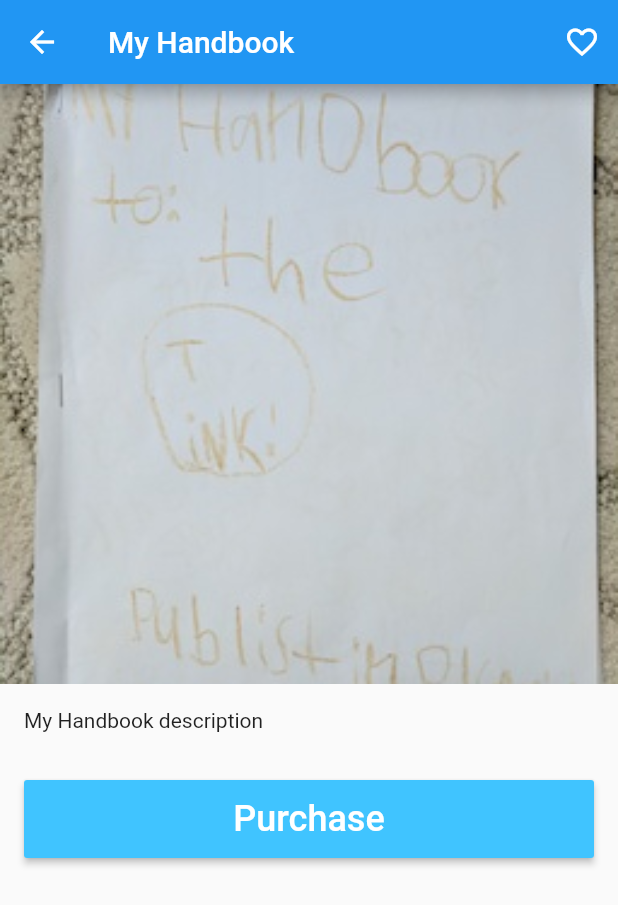
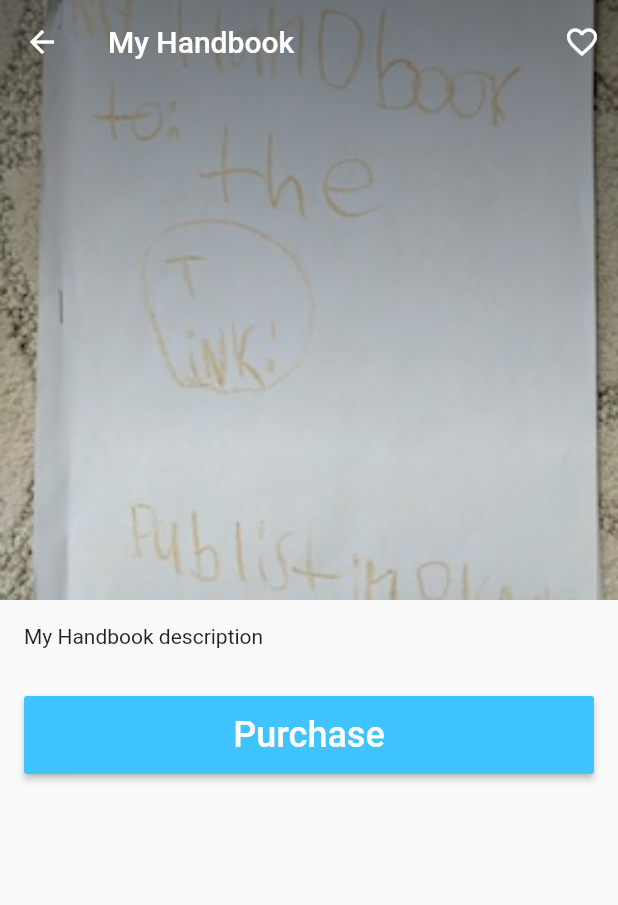
Before and after one commit to travisemslander/t-ink-app, a Flutter app: the screen it shows after launch, after a tap on "My Handbook", on a phone screen of 412 x 824 dp. Shown: the top 905 px of the screen. Run offline on Flutter 3.47's test engine with Material 2 defaults, Android fonts, the phone set to English and light mode, and no system bars.

Commit message:
slick sliver app bar

```diff
--- a/lib/inventory/inventory_detail.dart
+++ b/lib/inventory/inventory_detail.dart
@@ -1,7 +1,6 @@
 import 'dart:async';
 import 'package:flutter/material.dart';
 import 'inventory_item.dart';
-import 'dart:math' as math;
 
 class InventoryDetail extends StatefulWidget {
   final InventoryItem item;
@@ -30,17 +29,7 @@ class InventoryDetailState extends State<InventoryDetail> {
     });
 
     return new Scaffold(
-      appBar: new AppBar(
-        title: Text(item.name),
-        actions: <Widget>[
-          IconButton(
-              icon: _favoriteIcon(item.itemId),
-              onPressed: () {
-                _favoriteToggle(item.itemId);
-              })
-        ],
-      ),
-      body: InventoryDetailScroller(widget.item, _itemImageAsset)
+      body: InventoryDetailScroller(widget.item, _itemImageAsset, _favoriteIcon(item.itemId), () => _favoriteToggle(item.itemId))
     );
   }
 
@@ -66,20 +55,42 @@ class InventoryDetailState extends State<InventoryDetail> {
 class InventoryDetailScroller extends StatelessWidget {
   final InventoryItem _item;
   final AssetImage _itemImageAsset;
+  final Icon _favicon;
+  final _favfunc;
 
-  InventoryDetailScroller(this._item, this._itemImageAsset);
+  InventoryDetailScroller(this._item, this._itemImageAsset, this._favicon, this._favfunc);
 
   @override
   Widget build(BuildContext context) {
     return CustomScrollView(
       slivers: <Widget>[
-        SliverPersistentHeader(
-          pinned: true,
-          delegate:_SliverAppBarDelegate(
-            minHeight: 60.0,
-            maxHeight: 400.0,
-            child: Image(image: _itemImageAsset, fit:BoxFit.cover),
-          )
+        SliverAppBar(
+          title: Text(_item.name),
+          backgroundColor: Colors.black, // shouldn't matter
+          expandedHeight: 400.0,
+          flexibleSpace: FlexibleSpaceBar(
+            background: Stack(
+              fit: StackFit.expand,
+              children: <Widget>[
+                Image(image:_itemImageAsset, fit:BoxFit.cover),
+                const DecoratedBox(
+                  decoration: BoxDecoration(
+                    gradient: LinearGradient(
+                      begin: Alignment(0.0, -1.0),
+                      end: Alignment(0.0, 0.5),
+                      colors: <Color>[Color(0x70000000), Color(0x00000000)],
+                    ),
+                  ),
+                ),
+              ],
+            ),
+          ),
+          actions: <Widget>[
+            IconButton(
+              icon: _favicon,
+              onPressed: _favfunc,
+            ),
+          ],
         ),
         SliverList(
           delegate: SliverChildListDelegate(
@@ -118,33 +129,3 @@ class InventoryDetailScroller extends StatelessWidget {
     );
   }
 }
-
-/* below from https://medium.com/flutter-io/slivers-demystified-6ff68ab0296f */
-class _SliverAppBarDelegate extends SliverPersistentHeaderDelegate {
-  _SliverAppBarDelegate({
-    @required this.minHeight,
-    @required this.maxHeight,
-    @required this.child,
-  });
-  final double minHeight;
-  final double maxHeight;
-  final Widget child;
-  @override
-  double get minExtent => minHeight;
-  @override
-  double get maxExtent => math.max(maxHeight, minHeight);
-  @override
-  Widget build(
-      BuildContext context,
-      double shrinkOffset,
-      bool overlapsContent)
-  {
-    return new SizedBox.expand(child: child);
-  }
-  @override
-  bool shouldRebuild(_SliverAppBarDelegate oldDelegate) {
-    return maxHeight != oldDelegate.maxHeight ||
-        minHeight != oldDelegate.minHeight ||
-        child != oldDelegate.child;
-  }
-}
```
